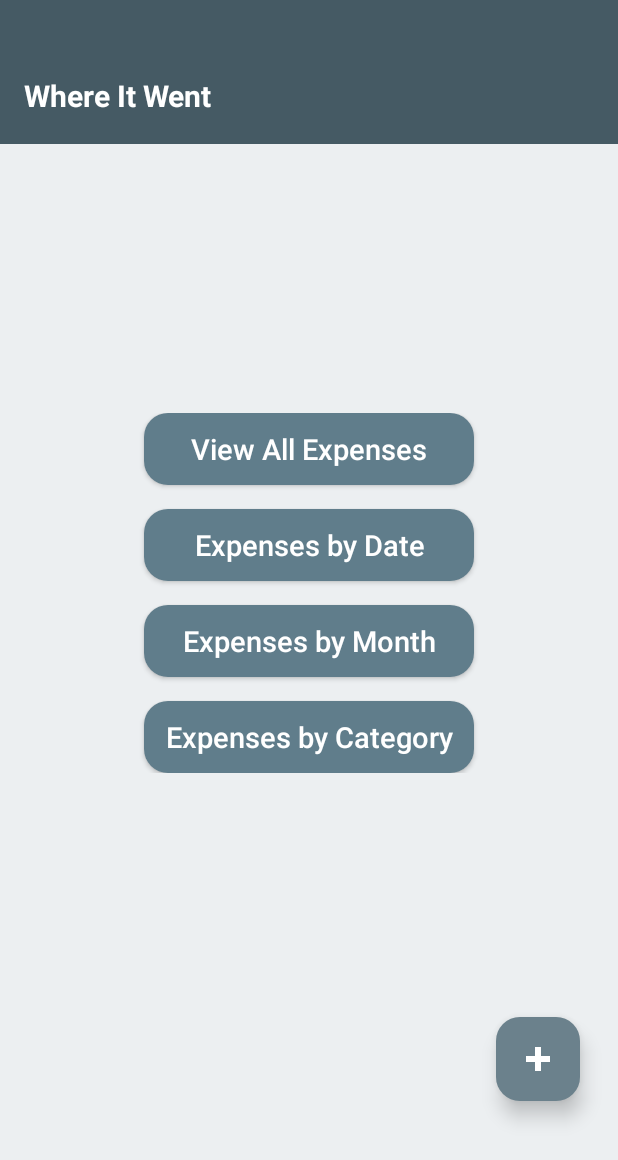
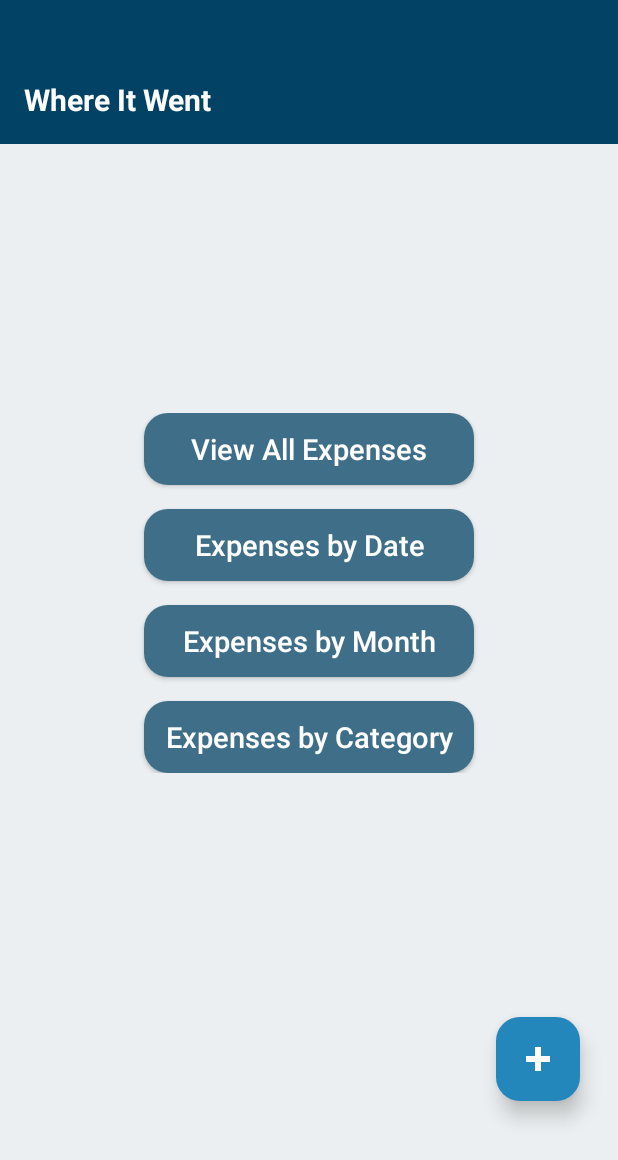
Before and after one commit to PIXEL-PEN/Where-It-Went, an Android app: the screen it shows after launch (MainActivity), on a phone screen of 412 x 824 dp. Shown: the top 1160 px of the screen. Run offline under Robolectric (Android 15) with nearby library versions, the phone set to English and light mode, and no system bars.

Commit message:
Finalize UI color palette and top bar alignment (deep blue + slate theme)

```diff
--- a/app/src/main/res/drawable/fab_button_flat.xml
+++ b/app/src/main/res/drawable/fab_button_flat.xml
@@ -2,7 +2,7 @@
 <layer-list xmlns:android="http://schemas.android.com/apk/res/android">
     <item>
         <shape android:shape="rectangle">
-            <solid android:color="#546E7A"/>
+            <solid android:color="@color/colorAccent" />
             <corners android:radius="16dp"/>
         </shape>
     </item>
--- /dev/null
+++ b/app/src/main/res/drawable/rounded_button_accent.xml
@@ -0,0 +1,18 @@
+<?xml version="1.0" encoding="utf-8"?>
+<selector xmlns:android="http://schemas.android.com/apk/res/android">
+    <!-- Pressed state -->
+    <item android:state_pressed="true">
+        <shape android:shape="rectangle">
+            <solid android:color="#325D73"/> <!-- darker slate-blue -->
+            <corners android:radius="16dp"/>
+        </shape>
+    </item>
+
+    <!-- Default (normal) state -->
+    <item>
+        <shape android:shape="rectangle">
+            <solid android:color="#3F6F88"/> <!-- balanced slate-blue -->
+            <corners android:radius="16dp"/>
+        </shape>
+    </item>
+</selector>
--- a/app/src/main/res/layout/activity_add_expense.xml
+++ b/app/src/main/res/layout/activity_add_expense.xml
@@ -7,16 +7,18 @@
 
     <!-- Top bar -->
     <TextView
+        android:id="@+id/top_bar"
         android:layout_width="match_parent"
         android:layout_height="96dp"
         android:gravity="center_vertical|start"
         android:paddingStart="16dp"
         android:paddingTop="32dp"
+        android:textColor="@android:color/white"
         android:text="Add Expense"
-        android:textColor="@android:color/white"
         android:textSize="20sp"
         android:textStyle="bold"
-        android:background="#455A64" />
+        android:background="@color/colorPrimary" />
+
 
     <!-- Form container -->
     <LinearLayout
@@ -84,10 +86,10 @@
             android:id="@+id/btn_save"
             android:layout_width="200dp"
             android:layout_height="46dp"
-            android:background="@drawable/rounded_button"
+            android:background="@drawable/rounded_button_accent"
             android:backgroundTint="@null"
             android:text="Save"
-            android:textColor="#FFFFFF"
+            android:textColor="@android:color/white"
             android:textSize="19sp"
             android:textAllCaps="false"
             android:layout_marginTop="16dp"
--- a/app/src/main/res/layout/activity_category_wise.xml
+++ b/app/src/main/res/layout/activity_category_wise.xml
@@ -7,13 +7,13 @@
 
     <!-- Top bar -->
     <RelativeLayout
+        android:id="@+id/top_bar_container"
         android:layout_width="match_parent"
         android:layout_height="96dp"
-        android:background="#455A64"
+        android:background="@color/colorPrimary"
         android:paddingStart="16dp"
         android:paddingEnd="8dp">
 
-        <!-- Title -->
         <TextView
             android:id="@+id/tv_title"
             android:layout_width="wrap_content"
@@ -25,7 +25,6 @@
             android:textSize="20sp"
             android:textStyle="bold" />
 
-        <!-- Filter icon button -->
         <ImageButton
             android:id="@+id/btn_filter"
             android:layout_width="48dp"
@@ -38,11 +37,7 @@
             android:background="?attr/selectableItemBackgroundBorderless"
             android:contentDescription="Filter"
             android:padding="10dp" />
-
-
-
     </RelativeLayout>
-
 
     <!-- Scrollable category container -->
     <ScrollView
--- a/app/src/main/res/layout/activity_main.xml
+++ b/app/src/main/res/layout/activity_main.xml
@@ -10,14 +10,14 @@
         android:id="@+id/top_bar"
         android:layout_width="match_parent"
         android:layout_height="96dp"
-        android:gravity="center_vertical|start"
+        android:gravity="bottom|start"
         android:paddingStart="16dp"
-        android:paddingTop="32dp"
+        android:paddingBottom="16dp"
         android:text="Where It Went"
         android:textColor="@android:color/white"
         android:textSize="20sp"
         android:textStyle="bold"
-        android:background="#455A64" />
+        android:background="@color/colorPrimary" />
 
 
     <!-- Spacer pushes buttons downward -->
@@ -39,7 +39,8 @@
             android:id="@+id/btnViewAll"
             android:layout_width="220dp"
             android:layout_height="wrap_content"
-            android:background="@drawable/rounded_button"
+            android:background="@drawable/rounded_button_accent"
+
             android:backgroundTint="@null"
             android:text="View All Expenses"
             android:textColor="#FFFFFF"
@@ -53,7 +54,8 @@
             android:id="@+id/btnDateWise"
             android:layout_width="220dp"
             android:layout_height="wrap_content"
-            android:background="@drawable/rounded_button"
+            android:background="@drawable/rounded_button_accent"
+
             android:backgroundTint="@null"
             android:text="Expenses by Date"
             android:textColor="#FFFFFF"
@@ -67,7 +69,8 @@
             android:id="@+id/btnMonthWise"
             android:layout_width="220dp"
             android:layout_height="wrap_content"
-            android:background="@drawable/rounded_button"
+            android:background="@drawable/rounded_button_accent"
+
             android:backgroundTint="@null"
             android:text="Expenses by Month"
             android:textColor="#FFFFFF"
@@ -81,7 +84,8 @@
             android:id="@+id/btnCategoryWise"
             android:layout_width="220dp"
             android:layout_height="wrap_content"
-            android:background="@drawable/rounded_button"
+            android:background="@drawable/rounded_button_accent"
+
             android:backgroundTint="@null"
             android:text="Expenses by Category"
             android:textColor="#FFFFFF"
--- a/app/src/main/res/values/colors.xml
+++ b/app/src/main/res/values/colors.xml
@@ -8,11 +8,9 @@
     <color name="black">#FF000000</color>
     <color name="white">#FFFFFFFF</color>
 
-    <!-- Neutral gray theme colors -->
-    <color name="colorPrimary">#9E9E9E</color>
-    <color name="colorPrimaryDark">#757575</color>
-    <color name="colorAccent">#607D8B</color>
-
+    <!-- Deep blue theme for top bar -->
+    <color name="colorPrimary">#024265</color>
+    <color name="colorPrimaryDark">#024265</color>
+    <color name="colorAccent">#0274B2</color>
     <color name="dividerGray">#C4C4C4</color>
-
 </resources>
```
